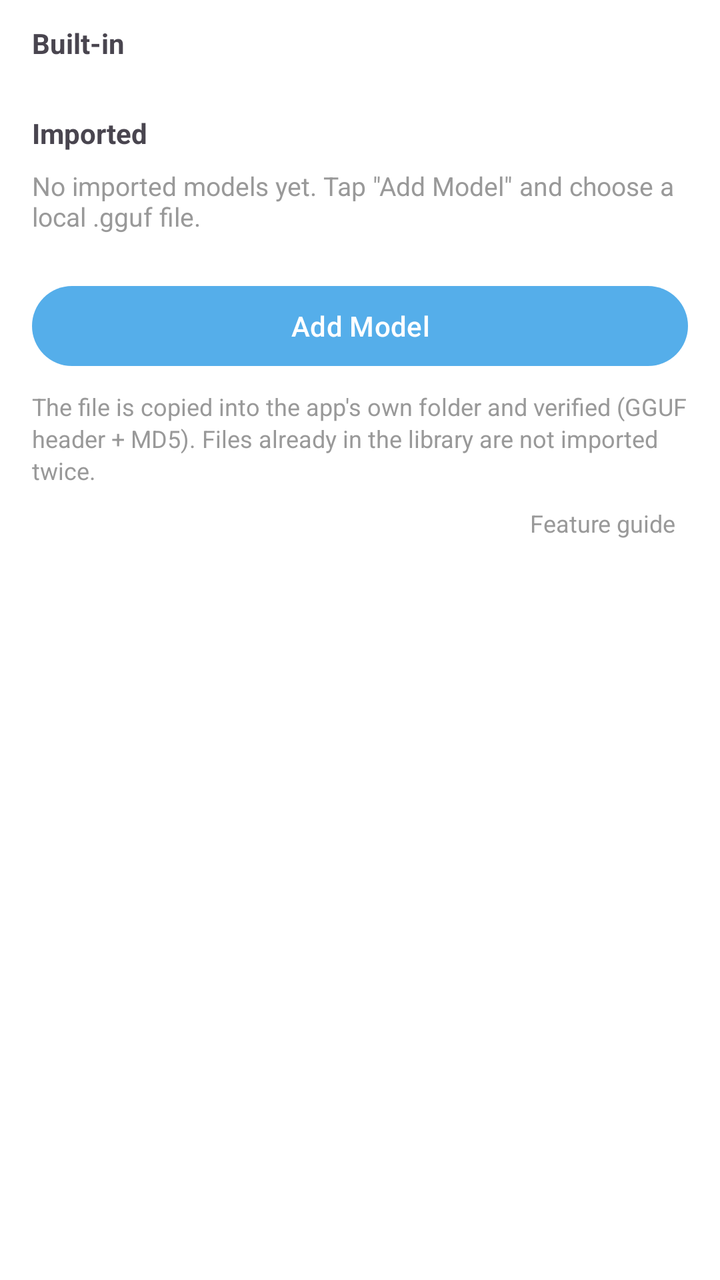
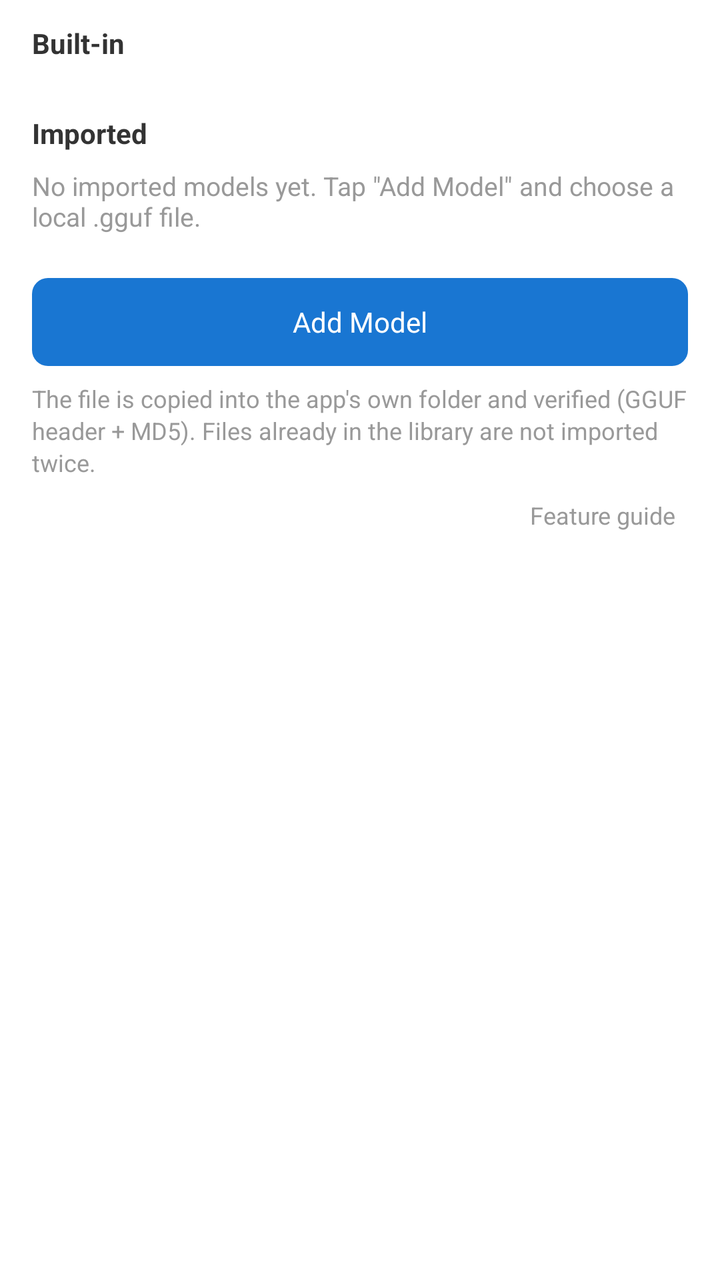

Compare the two renders of this Android layout. The source of the first and the diff that turns it into the second are given below.
<!-- AndroidManifest.xml: application theme Theme.MT -->
<!-- res/layout/fragment_llamacpp_model.xml -->
<?xml version="1.0" encoding="utf-8"?>
<ScrollView xmlns:android="http://schemas.android.com/apk/res/android"
    android:layout_width="match_parent"
    android:layout_height="match_parent"
    android:fillViewport="true">

    <LinearLayout
        android:layout_width="match_parent"
        android:layout_height="wrap_content"
        android:orientation="vertical"
        android:paddingHorizontal="16dp"
        android:paddingTop="12dp"
        android:paddingBottom="20dp">

        
        <TextView
            android:layout_width="match_parent"
            android:layout_height="wrap_content"
            android:paddingBottom="8dp"
            android:text="@string/llamacpp_group_builtin"
            android:textSize="14sp"
            android:textStyle="bold" />

        <LinearLayout
            android:id="@+id/builtinContainer"
            android:layout_width="match_parent"
            android:layout_height="wrap_content"
            android:orientation="vertical" />

        
        <TextView
            android:layout_width="match_parent"
            android:layout_height="wrap_content"
            android:layout_marginTop="18dp"
            android:paddingBottom="8dp"
            android:text="@string/llamacpp_group_imported"
            android:textSize="14sp"
            android:textStyle="bold" />

        <TextView
            android:id="@+id/importedEmpty"
            android:layout_width="match_parent"
            android:layout_height="wrap_content"
            android:layout_marginBottom="4dp"
            android:text="@string/llamacpp_empty_imported"
            android:textColor="@color/text_tertiary"
            android:textSize="13sp" />

        <LinearLayout
            android:id="@+id/importedContainer"
            android:layout_width="match_parent"
            android:layout_height="wrap_content"
            android:orientation="vertical" />

        
        <Button
            android:id="@+id/btnAddModel"
            android:layout_width="match_parent"
            android:layout_height="wrap_content"
            android:layout_marginTop="18dp"
            android:text="@string/llamacpp_add_model" />

        <TextView
            android:id="@+id/addHint"
            android:layout_width="match_parent"
            android:layout_height="wrap_content"
            android:layout_marginTop="8dp"
            android:lineSpacingExtra="2dp"
            android:text="@string/llamacpp_import_hint"
            android:textColor="@color/text_tertiary"
            android:textSize="12sp" />

        
        <TextView
            android:id="@+id/btnIntroLink"
            android:layout_width="wrap_content"
            android:layout_height="wrap_content"
            android:layout_gravity="end"
            android:layout_marginTop="6dp"
            android:background="?android:attr/selectableItemBackground"
            android:paddingHorizontal="6dp"
            android:paddingVertical="4dp"
            android:text="@string/llamacpp_view_intro"
            android:textColor="@color/text_tertiary"
            android:textSize="12sp" />

        
        <LinearLayout
            android:id="@+id/importProgressBox"
            android:layout_width="match_parent"
            android:layout_height="wrap_content"
            android:layout_marginTop="14dp"
            android:orientation="vertical"
            android:visibility="gone">

            <TextView
                android:id="@+id/importProgressText"
                android:layout_width="match_parent"
                android:layout_height="wrap_content"
                android:text="@string/llamacpp_import_started"
                android:textSize="13sp" />

            <ProgressBar
                android:id="@+id/importProgress"
                style="?android:attr/progressBarStyleHorizontal"
                android:layout_width="match_parent"
                android:layout_height="wrap_content"
                android:layout_marginTop="6dp"
                android:max="100" />

            <Button
                android:id="@+id/btnCancelImport"
                style="?android:attr/borderlessButtonStyle"
                android:layout_width="wrap_content"
                android:layout_height="wrap_content"
                android:layout_gravity="end"
                android:minWidth="0dp"
                android:paddingHorizontal="8dp"
                android:text="@string/cancel"
                android:textSize="13sp" />
        </LinearLayout>
    </LinearLayout>
</ScrollView>
<!-- resources referenced by this layout -->
<resources>
  <color name="text_tertiary">#999999</color>
  <string name="cancel">Cancel</string>
  <string name="llamacpp_add_model">Add Model</string>
  <string name="llamacpp_empty_imported">No imported models yet. Tap \"Add Model\" and choose a local .gguf file.</string>
  <string name="llamacpp_group_builtin">Built-in</string>
  <string name="llamacpp_group_imported">Imported</string>
  <string name="llamacpp_import_hint">The file is copied into the app\'s own folder and verified (GGUF header + MD5). Files already in the library are not imported twice.</string>
  <string name="llamacpp_import_started">Importing…</string>
  <string name="llamacpp_view_intro">Feature guide</string>
  <style name="Theme.MT" parent="Base.Theme.MT">
          
          <item name="android:navigationBarColor">@android:color/transparent</item>
          <item name="android:statusBarColor">@android:color/transparent</item>
          <item name="android:windowLightStatusBar">?attr/isLightTheme</item>
      </style>
  <style name="Base.Theme.MT" parent="Theme.Material3.DayNight.NoActionBar">
          <item name="colorPrimary">@color/primary</item>
          <item name="preferenceTheme">@style/AppPreferenceTheme</item>
          <item name="android:windowBackground">@color/surface</item>
          <item name="android:navigationBarColor">
              @android:color/transparent
          </item>
          <item name="android:enforceNavigationBarContrast">false</item>
          <item name="android:enforceStatusBarContrast">false</item>
      </style>
  <color name="primary">#55AEEA</color>
  <style name="AppPreferenceTheme" parent="@style/PreferenceThemeOverlay">
          <item name="android:preferenceStyle">@style/AppPrefStyle</item>
      </style>
  <color name="surface">#FFFFFF</color>
  <style name="AppPrefStyle">
          <item name="android:layout">@layout/preference_item_fit</item>
      </style>
</resources>

<!-- the commit's change to res/layout/fragment_llamacpp_model.xml (unified diff, before → after) -->
@@ -18,6 +18,7 @@
             android:layout_height="wrap_content"
             android:paddingBottom="8dp"
             android:text="@string/llamacpp_group_builtin"
+            android:textColor="@color/text_primary"
             android:textSize="14sp"
             android:textStyle="bold" />
 
@@ -34,6 +35,7 @@
             android:layout_marginTop="18dp"
             android:paddingBottom="8dp"
             android:text="@string/llamacpp_group_imported"
+            android:textColor="@color/text_primary"
             android:textSize="14sp"
             android:textStyle="bold" />
 
@@ -53,12 +55,17 @@
             android:orientation="vertical" />
 
         
-        <Button
+        <TextView
             android:id="@+id/btnAddModel"
             android:layout_width="match_parent"
             android:layout_height="wrap_content"
             android:layout_marginTop="18dp"
-            android:text="@string/llamacpp_add_model" />
+            android:background="@drawable/btn_download"
+            android:gravity="center"
+            android:minHeight="44dp"
+            android:text="@string/llamacpp_add_model"
+            android:textColor="@android:color/white"
+            android:textSize="14sp" />
 
         <TextView
             android:id="@+id/addHint"
@@ -90,7 +97,10 @@
             android:layout_width="match_parent"
             android:layout_height="wrap_content"
             android:layout_marginTop="14dp"
+            android:background="@drawable/dialog_background"
             android:orientation="vertical"
+            android:paddingHorizontal="14dp"
+            android:paddingVertical="12dp"
             android:visibility="gone">
 
             <TextView
@@ -98,7 +108,8 @@
                 android:layout_width="match_parent"
                 android:layout_height="wrap_content"
                 android:text="@string/llamacpp_import_started"
-                android:textSize="13sp" />
+                android:textColor="@color/text_primary"
+                android:textSize="12sp" />
 
             <ProgressBar
                 android:id="@+id/importProgress"
@@ -108,16 +119,19 @@
                 android:layout_marginTop="6dp"
                 android:max="100" />
 
-            <Button
+            <TextView
                 android:id="@+id/btnCancelImport"
-                style="?android:attr/borderlessButtonStyle"
                 android:layout_width="wrap_content"
                 android:layout_height="wrap_content"
                 android:layout_gravity="end"
-                android:minWidth="0dp"
-                android:paddingHorizontal="8dp"
+                android:layout_marginTop="6dp"
+                android:background="@drawable/btn_neutral"
+                android:gravity="center"
+                android:minHeight="32dp"
+                android:minWidth="72dp"
                 android:text="@string/cancel"
-                android:textSize="13sp" />
+                android:textColor="@color/text_primary"
+                android:textSize="12sp" />
         </LinearLayout>
     </LinearLayout>
 </ScrollView>
<!-- resource entries referenced after the edit -->
@@ -1,6 +1,30 @@
 <!-- resources referenced by this layout -->
 <resources>
+  <color name="text_primary">#333333</color>
   <color name="text_tertiary">#999999</color>
+  <!-- drawable btn_download (drawable) -->
+  <?xml version="1.0" encoding="utf-8"?>
+  <shape xmlns:android="http://schemas.android.com/apk/res/android"
+      android:shape="rectangle">
+      <solid android:color="#1976D2"/>
+      <corners android:radius="8dp"/>
+  </shape>
+  <!-- drawable btn_neutral (drawable) -->
+  <?xml version="1.0" encoding="utf-8"?>
+  <shape xmlns:android="http://schemas.android.com/apk/res/android"
+      android:shape="rectangle">
+      <solid android:color="@color/surface_variant" />
+      <corners android:radius="8dp" />
+  </shape>
+  <!-- drawable dialog_background (drawable) -->
+  <?xml version="1.0" encoding="utf-8"?>
+  <shape xmlns:android="http://schemas.android.com/apk/res/android"
+      android:shape="rectangle">
+  
+      <solid android:color="@color/surface" />
+      <corners android:radius="20dp" />
+  
+  </shape>
   <string name="cancel">Cancel</string>
   <string name="llamacpp_add_model">Add Model</string>
   <string name="llamacpp_empty_imported">No imported models yet. Tap \"Add Model\" and choose a local .gguf file.</string>
@@ -15,6 +39,7 @@
           <item name="android:statusBarColor">@android:color/transparent</item>
           <item name="android:windowLightStatusBar">?attr/isLightTheme</item>
       </style>
+  <color name="surface_variant">#EFF7FB</color>
   <style name="Base.Theme.MT" parent="Theme.Material3.DayNight.NoActionBar">
           <item name="colorPrimary">@color/primary</item>
           <item name="preferenceTheme">@style/AppPreferenceTheme</item>
